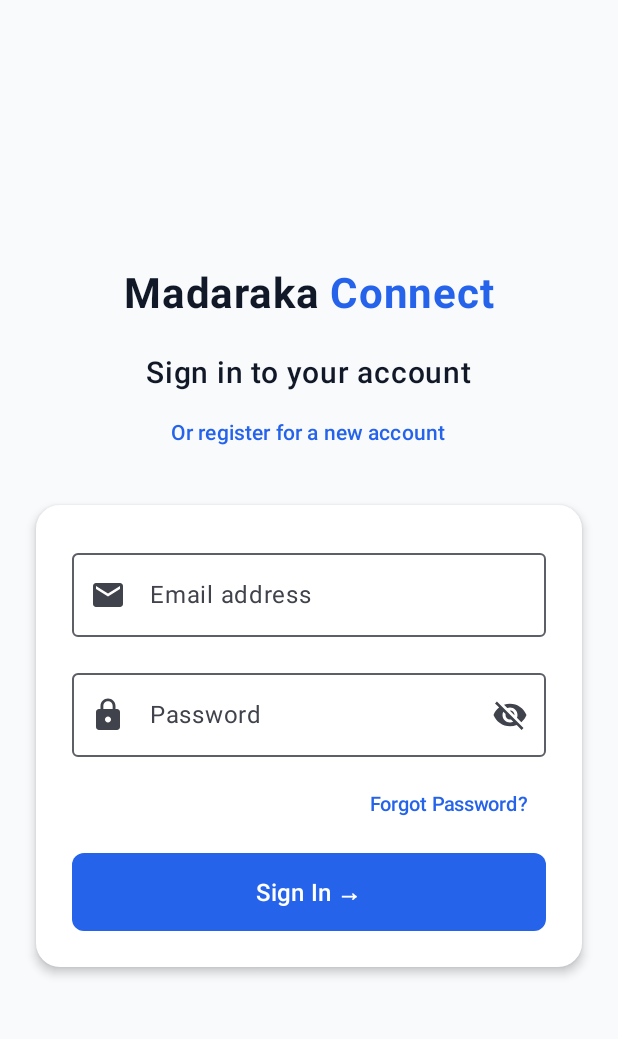
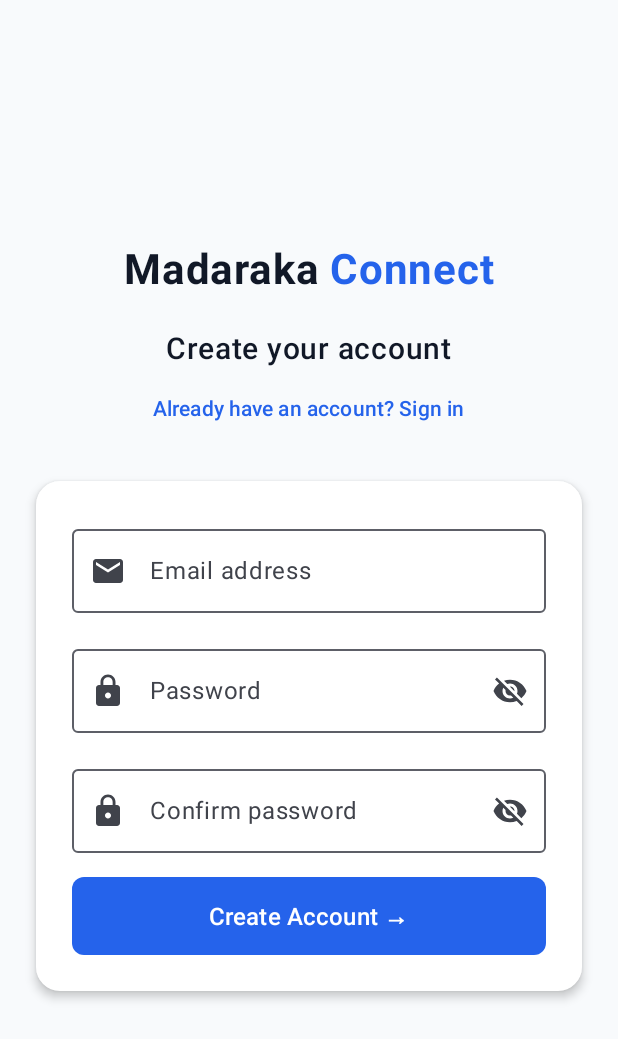
Before and after one commit to Tiff-Maina/madaraka-android, an Android app built with Jetpack Compose: the screen it shows after launch (MainActivity), after a tap on "Or register for a new account", on a phone screen of 412 x 824 dp. Shown: the top 1039 px of the screen. Run offline under Robolectric (Android 15) with nearby library versions, the phone set to English and light mode, and no system bars; our stand-ins replace Firebase (no records; nobody signed in at launch, a user with empty details on screens opened directly).

Commit message:
Add Firebase Auth: login, register, session handling, and navigation

```diff
--- a/app/build.gradle.kts
+++ b/app/build.gradle.kts
@@ -47,6 +47,10 @@ dependencies {
     implementation(libs.androidx.compose.ui.graphics)
     implementation(libs.androidx.compose.ui.tooling.preview)
     implementation("androidx.compose.material:material-icons-extended")
+    implementation("androidx.navigation:navigation-compose:2.8.4")
+    implementation("androidx.lifecycle:lifecycle-viewmodel-compose:2.8.7")
+    implementation("androidx.lifecycle:lifecycle-runtime-compose:2.8.7")
+    implementation("org.jetbrains.kotlinx:kotlinx-coroutines-play-services:1.9.0")
     implementation(libs.androidx.core.ktx)
     implementation(libs.androidx.lifecycle.runtime.ktx)
     testImplementation(libs.junit)
--- a/app/src/main/java/com/madaraka/connect/MainActivity.kt
+++ b/app/src/main/java/com/madaraka/connect/MainActivity.kt
@@ -7,7 +7,7 @@ import androidx.activity.enableEdgeToEdge
 import androidx.compose.foundation.layout.fillMaxSize
 import androidx.compose.material3.Surface
 import androidx.compose.ui.Modifier
-import com.madaraka.connect.ui.auth.LoginScreen
+import com.madaraka.connect.navigation.AppNavHost
 import com.madaraka.connect.ui.theme.MadarakaConnectTheme
 
 class MainActivity : ComponentActivity() {
@@ -20,8 +20,8 @@ class MainActivity : ComponentActivity() {
             MadarakaConnectTheme {
                 // Surface fills the screen and paints the background color
                 Surface(modifier = Modifier.fillMaxSize()) {
-                    // Show the login screen as the first screen when the app opens
-                    LoginScreen()
+                    // The NavHost decides which screen to show based on auth state
+                    AppNavHost()
                 }
             }
         }
--- /dev/null
+++ b/app/src/main/java/com/madaraka/connect/navigation/AppNavHost.kt
@@ -0,0 +1,72 @@
+package com.madaraka.connect.navigation
+
+import androidx.compose.runtime.Composable
+import androidx.compose.runtime.collectAsState
+import androidx.compose.runtime.getValue
+import androidx.lifecycle.viewmodel.compose.viewModel
+import androidx.navigation.NavHostController
+import androidx.navigation.compose.NavHost
+import androidx.navigation.compose.composable
+import androidx.navigation.compose.rememberNavController
+import com.madaraka.connect.ui.auth.AuthViewModel
+import com.madaraka.connect.ui.auth.LoginScreen
+import com.madaraka.connect.ui.auth.RegisterScreen
+import com.madaraka.connect.ui.dashboard.DashboardScreen
+
+// Route names used across the app
+object Routes {
+    const val LOGIN = "login"
+    const val REGISTER = "register"
+    const val DASHBOARD = "dashboard"
+}
+
+@Composable
+fun AppNavHost(
+    navController: NavHostController = rememberNavController(),
+    viewModel: AuthViewModel = viewModel()
+) {
+    // Read the current user so we can pick the start screen
+    val currentUser by viewModel.currentUser.collectAsState()
+    val startDestination = if (currentUser != null) Routes.DASHBOARD else Routes.LOGIN
+
+    NavHost(navController = navController, startDestination = startDestination) {
+
+        // Login screen
+        composable(Routes.LOGIN) {
+            LoginScreen(
+                onNavigateToRegister = { navController.navigate(Routes.REGISTER) },
+                onLoginSuccess = {
+                    navController.navigate(Routes.DASHBOARD) {
+                        popUpTo(Routes.LOGIN) { inclusive = true }
+                    }
+                },
+                viewModel = viewModel
+            )
+        }
+
+        // Register screen
+        composable(Routes.REGISTER) {
+            RegisterScreen(
+                onNavigateBackToLogin = { navController.popBackStack() },
+                onRegisterSuccess = {
+                    navController.navigate(Routes.DASHBOARD) {
+                        popUpTo(Routes.LOGIN) { inclusive = true }
+                    }
+                },
+                viewModel = viewModel
+            )
+        }
+
+        // Dashboard screen
+        composable(Routes.DASHBOARD) {
+            DashboardScreen(
+                onSignOut = {
+                    navController.navigate(Routes.LOGIN) {
+                        popUpTo(Routes.DASHBOARD) { inclusive = true }
+                    }
+                },
+                viewModel = viewModel
+            )
+        }
+    }
+}
--- a/app/src/main/java/com/madaraka/connect/ui/auth/LoginScreen.kt
+++ b/app/src/main/java/com/madaraka/connect/ui/auth/LoginScreen.kt
@@ -24,18 +24,22 @@ import androidx.compose.ui.text.withStyle
 import androidx.compose.ui.tooling.preview.Preview
 import androidx.compose.ui.unit.dp
 import androidx.compose.ui.unit.sp
+import androidx.lifecycle.viewmodel.compose.viewModel
 
-// Brand colors matched from the existing Madaraka Connect website
-private val BrandBlue = Color(0xFF2563EB)      // Primary action color
-private val BrandCharcoal = Color(0xFF111827)  // Heading text color
-private val PageBackground = Color(0xFFF8FAFC) // Page background color
+// Brand colors shared across all screens
+private val BrandBlue = Color(0xFF2563EB)
+private val BrandCharcoal = Color(0xFF111827)
+private val PageBackground = Color(0xFFF8FAFC)
+private val ErrorRed = Color(0xFFDC2626)
 
 @Composable
 fun LoginScreen(
     // Called when the user taps the register link at the bottom
     onNavigateToRegister: () -> Unit = {},
-    // Called when the user taps the sign-in button with their email and password
-    onLoginClicked: (email: String, password: String) -> Unit = { _, _ -> }
+    // Called when sign-in succeeds so the NavHost can move on
+    onLoginSuccess: () -> Unit = {},
+    // Shared auth ViewModel provided by the NavHost
+    viewModel: AuthViewModel = viewModel()
 ) {
     // Holds the current text typed in the email field
     var email by remember { mutableStateOf("") }
@@ -43,6 +47,10 @@ fun LoginScreen(
     var password by remember { mutableStateOf("") }
     // Tracks whether the password is shown as plain text or hidden
     var passwordVisible by remember { mutableStateOf(false) }
+
+    // Observe ViewModel state
+    val isLoading by viewModel.isLoading.collectAsState()
+    val errorMessage by viewModel.errorMessage.collectAsState()
 
     // Full-screen container that centers the login card both horizontally and vertically
     Box(
@@ -82,7 +90,10 @@ fun LoginScreen(
             )
 
             // Link that switches to the registration screen
-            TextButton(onClick = onNavigateToRegister) {
+            TextButton(onClick = {
+                viewModel.clearError()
+                onNavigateToRegister()
+            }) {
                 Text(
                     text = "Or register for a new account",
                     color = BrandBlue,
@@ -107,10 +118,11 @@ fun LoginScreen(
                     // Email input field with envelope icon
                     OutlinedTextField(
                         value = email,
-                        onValueChange = { email = it },
+                        onValueChange = { email = it; viewModel.clearError() },
                         label = { Text("Email address") },
                         leadingIcon = { Icon(Icons.Default.Email, contentDescription = "Email") },
                         singleLine = true,
+                        enabled = !isLoading,
                         keyboardOptions = KeyboardOptions(keyboardType = KeyboardType.Email),
                         modifier = Modifier
                             .fillMaxWidth()
@@ -120,11 +132,10 @@ fun LoginScreen(
                     // Password input field with lock icon and show/hide toggle
                     OutlinedTextField(
                         value = password,
-                        onValueChange = { password = it },
+                        onValueChange = { password = it; viewModel.clearError() },
                         label = { Text("Password") },
                         leadingIcon = { Icon(Icons.Default.Lock, contentDescription = "Password") },
                         trailingIcon = {
-                            // Icon button that toggles password visibility
                             IconButton(onClick = { passwordVisible = !passwordVisible }) {
                                 Icon(
                                     imageVector = if (passwordVisible) Icons.Default.Visibility else Icons.Default.VisibilityOff,
@@ -133,6 +144,7 @@ fun LoginScreen(
                             }
                         },
                         singleLine = true,
+                        enabled = !isLoading,
                         visualTransformation = if (passwordVisible) VisualTransformation.None else PasswordVisualTransformation(),
                         keyboardOptions = KeyboardOptions(keyboardType = KeyboardType.Password),
                         modifier = Modifier.fillMaxWidth()
@@ -150,16 +162,37 @@ fun LoginScreen(
                         }
                     }
 
-                    // Primary sign-in button
+                    // Show the error from the ViewModel, if any
+                    if (errorMessage != null) {
+                        Text(
+                            text = errorMessage!!,
+                            color = ErrorRed,
+                            fontSize = 13.sp,
+                            modifier = Modifier.padding(bottom = 8.dp)
+                        )
+                    }
+
+                    // Primary sign-in button with inline spinner while loading
                     Button(
-                        onClick = { onLoginClicked(email, password) },
+                        onClick = {
+                            viewModel.signIn(email, password, onSuccess = onLoginSuccess)
+                        },
                         modifier = Modifier
                             .fillMaxWidth()
                             .height(52.dp),
                         colors = ButtonDefaults.buttonColors(containerColor = BrandBlue),
-                        shape = RoundedCornerShape(8.dp)
+                        shape = RoundedCornerShape(8.dp),
+                        enabled = !isLoading
                     ) {
-                        Text("Sign In →", fontSize = 16.sp, fontWeight = FontWeight.SemiBold)
+                        if (isLoading) {
+                            CircularProgressIndicator(
+                                color = Color.White,
+                                modifier = Modifier.size(22.dp),
+                                strokeWidth = 2.dp
+                            )
+                        } else {
+                            Text("Sign In →", fontSize = 16.sp, fontWeight = FontWeight.SemiBold)
+                        }
                     }
                 }
             }
--- /dev/null
+++ b/app/src/main/java/com/madaraka/connect/ui/auth/RegisterScreen.kt
@@ -0,0 +1,214 @@
+package com.madaraka.connect.ui.auth
+
+import androidx.compose.foundation.background
+import androidx.compose.foundation.layout.*
+import androidx.compose.foundation.shape.RoundedCornerShape
+import androidx.compose.foundation.text.KeyboardOptions
+import androidx.compose.material.icons.Icons
+import androidx.compose.material.icons.filled.Email
+import androidx.compose.material.icons.filled.Lock
+import androidx.compose.material.icons.filled.Visibility
+import androidx.compose.material.icons.filled.VisibilityOff
+import androidx.compose.material3.*
+import androidx.compose.runtime.*
+import androidx.compose.ui.Alignment
+import androidx.compose.ui.Modifier
+import androidx.compose.ui.graphics.Color
+import androidx.compose.ui.text.SpanStyle
+import androidx.compose.ui.text.buildAnnotatedString
+import androidx.compose.ui.text.font.FontWeight
+import androidx.compose.ui.text.input.KeyboardType
+import androidx.compose.ui.text.input.PasswordVisualTransformation
+import androidx.compose.ui.text.input.VisualTransformation
+import androidx.compose.ui.text.withStyle
+import androidx.compose.ui.tooling.preview.Preview
+import androidx.compose.ui.unit.dp
+import androidx.compose.ui.unit.sp
+import androidx.lifecycle.viewmodel.compose.viewModel
+
+// Brand colors shared with the Login screen
+private val BrandBlue = Color(0xFF2563EB)
+private val BrandCharcoal = Color(0xFF111827)
+private val PageBackground = Color(0xFFF8FAFC)
+private val ErrorRed = Color(0xFFDC2626)
+
+@Composable
+fun RegisterScreen(
+    onNavigateBackToLogin: () -> Unit = {},
+    onRegisterSuccess: () -> Unit = {},
+    viewModel: AuthViewModel = viewModel()
+) {
+    // Holds the text typed into each field
+    var email by remember { mutableStateOf("") }
+    var password by remember { mutableStateOf("") }
+    var confirmPassword by remember { mutableStateOf("") }
+    // Tracks whether each password field is shown as plain text
+    var passwordVisible by remember { mutableStateOf(false) }
+    var confirmVisible by remember { mutableStateOf(false) }
+
+    // Observe the ViewModel state
+    val isLoading by viewModel.isLoading.collectAsState()
+    val errorMessage by viewModel.errorMessage.collectAsState()
+
+    Box(
+        modifier = Modifier
+            .fillMaxSize()
+            .background(PageBackground),
+        contentAlignment = Alignment.Center
+    ) {
+        Column(
+            modifier = Modifier
+                .fillMaxWidth()
+                .padding(horizontal = 24.dp),
+            horizontalAlignment = Alignment.CenterHorizontally
+        ) {
+            // Two-tone wordmark matching the Login screen
+            Text(
+                text = buildAnnotatedString {
+                    withStyle(SpanStyle(color = BrandCharcoal, fontWeight = FontWeight.Bold)) {
+                        append("Madaraka ")
+                    }
+                    withStyle(SpanStyle(color = BrandBlue, fontWeight = FontWeight.Bold)) {
+                        append("Connect")
+                    }
+                },
+                fontSize = 28.sp,
+                modifier = Modifier.padding(bottom = 24.dp)
+            )
+
+            // Main heading
+            Text(
+                text = "Create your account",
+                color = BrandCharcoal,
+                fontSize = 20.sp,
+                fontWeight = FontWeight.SemiBold,
+                modifier = Modifier.padding(bottom = 4.dp)
+            )
+
+            // Link back to the Login screen
+            TextButton(onClick = {
+                viewModel.clearError()
+                onNavigateBackToLogin()
+            }) {
+                Text("Already have an account? Sign in", color = BrandBlue, fontSize = 14.sp)
+            }
+
+            Spacer(modifier = Modifier.height(24.dp))
+
+            // White card holding the registration form
+            Card(
+                modifier = Modifier.fillMaxWidth(),
+                shape = RoundedCornerShape(16.dp),
+                colors = CardDefaults.cardColors(containerColor = Color.White),
+                elevation = CardDefaults.cardElevation(defaultElevation = 4.dp)
+            ) {
+                Column(
+                    modifier = Modifier
+                        .fillMaxWidth()
+                        .padding(24.dp)
+                ) {
+                    // Email input
+                    OutlinedTextField(
+                        value = email,
+                        onValueChange = { email = it; viewModel.clearError() },
+                        label = { Text("Email address") },
+                        leadingIcon = { Icon(Icons.Default.Email, contentDescription = "Email") },
+                        singleLine = true,
+                        enabled = !isLoading,
+                        keyboardOptions = KeyboardOptions(keyboardType = KeyboardType.Email),
+                        modifier = Modifier
+                            .fillMaxWidth()
+                            .padding(bottom = 16.dp)
+                    )
+
+                    // Password input with show/hide toggle
+                    OutlinedTextField(
+                        value = password,
+                        onValueChange = { password = it; viewModel.clearError() },
+                        label = { Text("Password") },
+                        leadingIcon = { Icon(Icons.Default.Lock, contentDescription = "Password") },
+                        trailingIcon = {
+                            IconButton(onClick = { passwordVisible = !passwordVisible }) {
+                                Icon(
+                                    imageVector = if (passwordVisible) Icons.Default.Visibility else Icons.Default.VisibilityOff,
+                                    contentDescription = "Toggle password"
+                                )
+                            }
+                        },
+                        singleLine = true,
+                        enabled = !isLoading,
+                        visualTransformation = if (passwordVisible) VisualTransformation.None else PasswordVisualTransformation(),
+                        keyboardOptions = KeyboardOptions(keyboardType = KeyboardType.Password),
+                        modifier = Modifier
+                            .fillMaxWidth()
+                            .padding(bottom = 16.dp)
+                    )
+
+                    // Confirm password input
+                    OutlinedTextField(
+                        value = confirmPassword,
+                        onValueChange = { confirmPassword = it; viewModel.clearError() },
+                        label = { Text("Confirm password") },
+                        leadingIcon = { Icon(Icons.Default.Lock, contentDescription = "Confirm password") },
+                        trailingIcon = {
+                            IconButton(onClick = { confirmVisible = !confirmVisible }) {
+                                Icon(
+                                    imageVector = if (confirmVisible) Icons.Default.Visibility else Icons.Default.VisibilityOff,
+                                    contentDescription = "Toggle password"
+                                )
+                            }
+                        },
+                        singleLine = true,
+                        enabled = !isLoading,
+                        visualTransformation = if (confirmVisible) VisualTransformation.None else PasswordVisualTransformation(),
+                        keyboardOptions = KeyboardOptions(keyboardType = KeyboardType.Password),
+                        modifier = Modifier.fillMaxWidth()
+                    )
+
+                    // Show the error from the ViewModel, if any
+                    if (errorMessage != null) {
+                        Text(
+                            text = errorMessage!!,
+                            color = ErrorRed,
+                            fontSize = 13.sp,
+                            modifier = Modifier.padding(top = 8.dp)
+                        )
+                    }
+
+                    Spacer(modifier = Modifier.height(16.dp))
+
+                    // Primary create-account button
+                    Button(
+                        onClick = {
+                            viewModel.register(email, password, confirmPassword, onSuccess = onRegisterSuccess)
+                        },
+                        modifier = Modifier
+                            .fillMaxWidth()
+                            .height(52.dp),
+                        colors = ButtonDefaults.buttonColors(containerColor = BrandBlue),
+                        shape = RoundedCornerShape(8.dp),
+                        enabled = !isLoading
+                    ) {
+                        if (isLoading) {
+                            // Small spinner shown while Firebase is working
+                            CircularProgressIndicator(
+                                color = Color.White,
+                                modifier = Modifier.size(22.dp),
+                                strokeWidth = 2.dp
+                            )
+                        } else {
+                            Text("Create Account →", fontSize = 16.sp, fontWeight = FontWeight.SemiBold)
+                        }
+                    }
+                }
+            }
+        }
+    }
+}
+
+// Preview rendered in Android Studio without running the app
+@Preview(showBackground = true, backgroundColor = 0xFFF8FAFC)
+@Composable
+private fun RegisterScreenPreview() {
+    RegisterScreen()
+}
```
Also changed, not shown: app/src/main/java/com/madaraka/connect/ui/auth/AuthViewModel.kt (added, +103 -0 lines), app/src/main/java/com/madaraka/connect/ui/dashboard/DashboardScreen.kt (added, +124 -0 lines).
